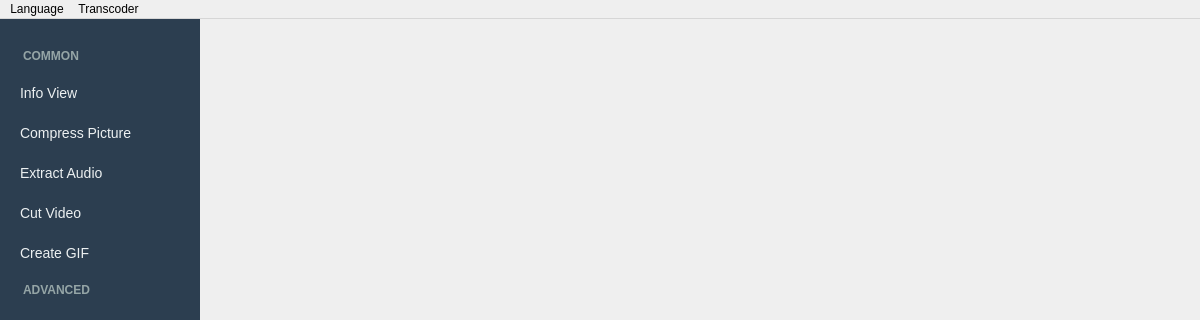
The window that src/builder/src/open_converter.ui (OpenConverterLab/OpenConverter) describes before a commit, drawn with Qt 5; both pictures show x 0 to 1200 and y 0 to 320 of the 1200 by 700 pixel window.
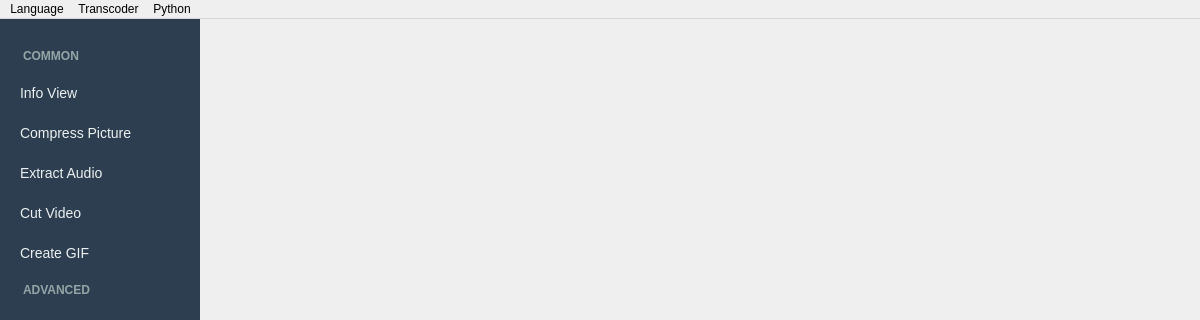
The same window after the commit.

Commit message: python_manager: install python into app data path rather than bundle

```diff
--- a/src/builder/src/open_converter.ui
+++ b/src/builder/src/open_converter.ui
@@ -265,8 +265,16 @@
      <string>Transcoder</string>
     </property>
    </widget>
+   <widget class="QMenu" name="menuPython">
+    <property name="title">
+     <string>Python</string>
+    </property>
+    <addaction name="pythonAppSupport"/>
+    <addaction name="pythonCustom"/>
+   </widget>
    <addaction name="menuLanguage"/>
    <addaction name="menuTranscoder"/>
+   <addaction name="menuPython"/>
   </widget>
   <widget class="QStatusBar" name="statusBar"/>
   <action name="english">
```
Left out of the diff: 17 changed lines with no effect on the pictures. The commit also changes 7 other files.
